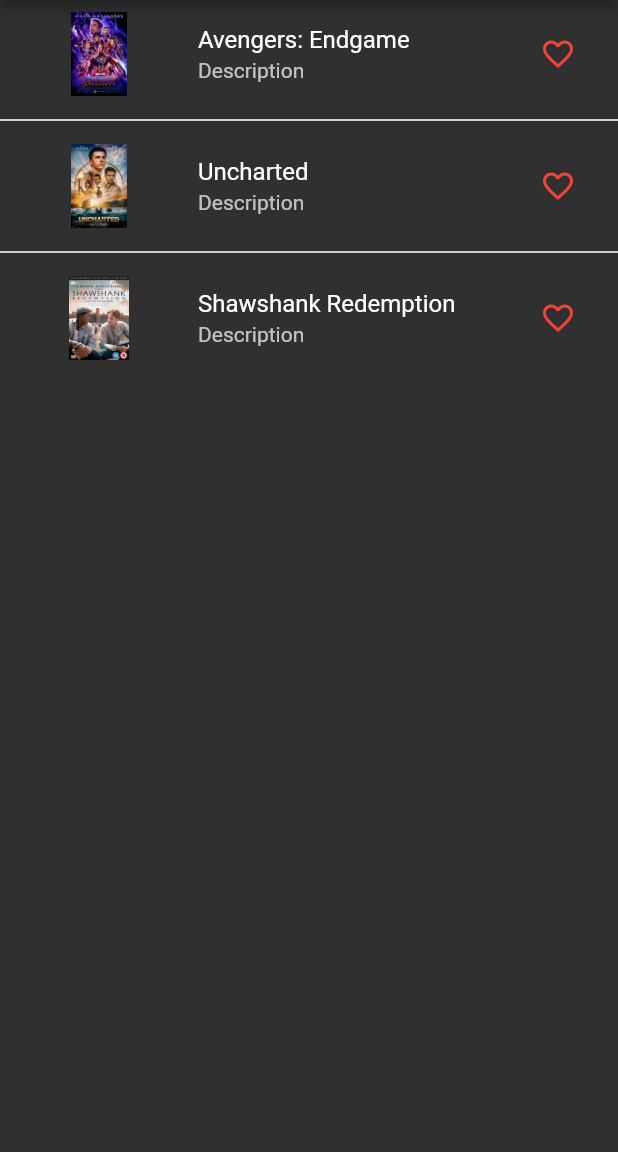
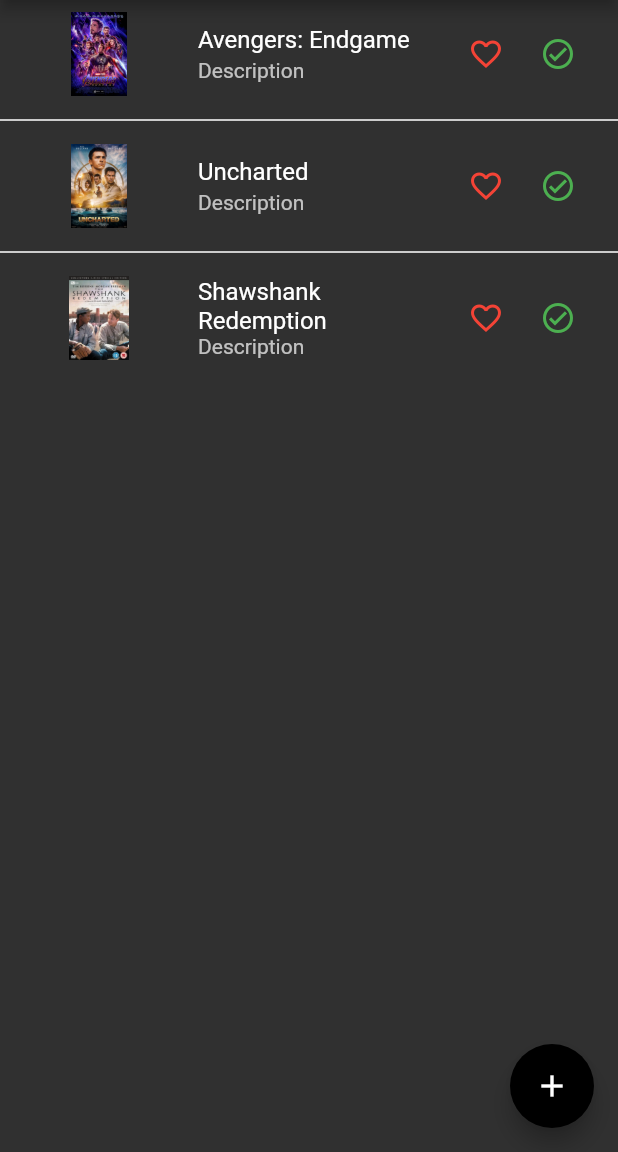
Before and after one commit to Umar-Waseem/Cine-Tracker, a Flutter app: the screen it shows after launch, on a phone screen of 412 x 824 dp, the part 84-1236 px from its top. Run offline on Flutter 3.47's test engine with Material 2 defaults, Android fonts, the phone set to English and light mode, and no system bars; Roboto replaces fonts that are missing (Hind).

Commit message:
add new movie screen

```diff
--- a/movie_app/lib/models/movie.dart
+++ b/movie_app/lib/models/movie.dart
@@ -4,6 +4,7 @@ class Movie {
   final String genre;
   final String image;
   final String year;
+  bool isWatched;
   bool isFav;
 
   Movie({
@@ -13,5 +14,6 @@ class Movie {
     required this.image,
     required this.isFav,
     required this.year,
+    required this.isWatched,
   });
 }
--- a/movie_app/lib/providers/all_movies_provider.dart
+++ b/movie_app/lib/providers/all_movies_provider.dart
@@ -12,6 +12,7 @@ class AllMoviesProvider extends ChangeNotifier {
       image: "assets/images/avengers.jpg",
       isFav: false,
       year: "2019",
+      isWatched: false,
     ),
     Movie(
       title: "Uncharted",
@@ -20,6 +21,7 @@ class AllMoviesProvider extends ChangeNotifier {
       image: "assets/images/uncharted.jpg",
       isFav: false,
       year: "2021",
+      isWatched: false,
     ),
     Movie(
       title: "Shawshank Redemption",
@@ -28,8 +30,14 @@ class AllMoviesProvider extends ChangeNotifier {
       image: "assets/images/shawshank.jpg",
       isFav: false,
       year: "1994",
+      isWatched: false,
     ),
   ];
+
+  // get by genre
+  List<Movie> getMoviesByGenre(String genre) {
+    return _allMovies.where((movie) => movie.genre == genre).toList();
+  }
 
   List<Movie> get allMovies {
     return _allMovies;
@@ -44,4 +52,14 @@ class AllMoviesProvider extends ChangeNotifier {
         )
         .toList();
   }
+
+  void addMovie(Movie movie) {
+    _allMovies.add(movie);
+    notifyListeners();
+  }
+
+  void removeMovie(Movie movie) {
+    _allMovies.remove(movie);
+    notifyListeners();
+  }
 }
--- a/movie_app/lib/providers/favorite_movie_provider.dart
+++ b/movie_app/lib/providers/favorite_movie_provider.dart
@@ -23,6 +23,11 @@ class FavoriteMovieProvider extends ChangeNotifier {
     return _favoriteMovies;
   }
 
+  // get by genre
+  List<Movie> getMoviesByGenre(String genre) {
+    return _favoriteMovies.where((movie) => movie.genre == genre).toList();
+  }
+
   void addMovie(Movie movie) {
     _favoriteMovies.add(movie);
     notifyListeners();
--- a/movie_app/lib/screens/all_movies_list_view_screen.dart
+++ b/movie_app/lib/screens/all_movies_list_view_screen.dart
@@ -3,6 +3,7 @@ import 'package:flutter/material.dart';
 import '../models/movie.dart';
 import '../providers/all_movies_provider.dart';
 import '../providers/favorite_movie_provider.dart';
+import '../providers/watched_movies_provider.dart';
 import 'movies_page_view_screen.dart';
 
 class AllMoviesListViewScreen extends StatelessWidget {
@@ -10,10 +11,12 @@ class AllMoviesListViewScreen extends StatelessWidget {
     Key? key,
     required this.allMoviesData,
     required this.favMoviesData,
+    required this.watchedMoviesData,
   }) : super(key: key);
 
   final AllMoviesProvider allMoviesData;
   final FavoriteMovieProvider favMoviesData;
+  final WatchedMoviesProvider watchedMoviesData;
 
   @override
   Widget build(BuildContext context) {
@@ -29,7 +32,28 @@ class AllMoviesListViewScreen extends StatelessWidget {
         itemCount: allMoviesData.allMoviePagesList.length,
         itemBuilder: (context, index) {
           Movie currentMovie = allMoviesData.allMovies[index];
-          return ListTile(
+          return Dismissible(
+            dismissThresholds: const {
+              DismissDirection.endToStart: 0.8,
+            },
+            direction: DismissDirection.endToStart,
+            background: Container(
+              padding: const EdgeInsets.all(20),
+              alignment: Alignment.centerRight,
+              color: Colors.red,
+              child: const Icon(
+                Icons.delete_outline_outlined,
+                color: Colors.white,
+              ),
+            ),
+            onDismissed: (direction) {
+              // on left direction
+              if (direction == DismissDirection.endToStart) {
+                allMoviesData.removeMovie(currentMovie);
+              }
+            },
+            key: UniqueKey(),
+            child: ListTile(
               leading: Hero(
                 tag: index,
                 child: Image.asset(
@@ -44,7 +68,10 @@ class AllMoviesListViewScreen extends StatelessWidget {
               subtitle: Text(
                 currentMovie.description,
               ),
-            trailing: IconButton(
+              trailing: Row(
+                mainAxisSize: MainAxisSize.min,
+                children: [
+                  IconButton(
                     onPressed: () {
                       favMoviesData.toggleFavorite(currentMovie);
                     },
@@ -54,6 +81,19 @@ class AllMoviesListViewScreen extends StatelessWidget {
                           : Icons.favorite_border,
                       color: Colors.red,
                     ),
+                  ),
+                  IconButton(
+                    onPressed: () {
+                      watchedMoviesData.toggleWatched(currentMovie);
+                    },
+                    icon: Icon(
+                      currentMovie.isWatched
+                          ? Icons.check_circle_rounded
+                          : Icons.check_circle_outlined,
+                      color: Colors.green,
+                    ),
+                  ),
+                ],
               ),
               onTap: () {
                 Navigator.of(context).push(
@@ -65,6 +105,7 @@ class AllMoviesListViewScreen extends StatelessWidget {
                   ),
                 );
               },
+            ),
           );
         },
       ),
--- a/movie_app/lib/screens/main_page.dart
+++ b/movie_app/lib/screens/main_page.dart
@@ -4,6 +4,7 @@ import 'package:provider/provider.dart';
 import '../providers/all_movies_provider.dart';
 import '../providers/favorite_movie_provider.dart';
 import '../providers/watched_movies_provider.dart';
+import 'add_movie_screen.dart';
 import 'all_movies_list_view_screen.dart';
 import 'fav_movies_list_view_screen.dart';
 import 'watched_movies_list_view_screen.dart';
@@ -23,7 +24,6 @@ class _MainPageState extends State<MainPage> {
     final favMoviesData = Provider.of<FavoriteMovieProvider>(context);
     final watchedMoviesData = Provider.of<WatchedMoviesProvider>(context);
     return Scaffold(
-
       backgroundColor: Colors.black,
       body: PageView(
         scrollDirection: Axis.horizontal,
@@ -34,6 +34,7 @@ class _MainPageState extends State<MainPage> {
             favMoviesData: favMoviesData,
           ),
           AllMoviesListViewScreen(
+            watchedMoviesData: watchedMoviesData,
             allMoviesData: allMoviesData,
             favMoviesData: favMoviesData,
           ),
@@ -42,6 +43,16 @@ class _MainPageState extends State<MainPage> {
           ),
         ],
       ),
+      floatingActionButton: FloatingActionButton(
+        onPressed: () {
+          Navigator.of(context).push(
+            MaterialPageRoute(
+              builder: (context) => const AddMovieScreen(),
+            ),
+          );
+        },
+        child: const Icon(Icons.add, color: Colors.white),
+      ),
     );
   }
 }
```
Also changed, not shown: movie_app/lib/main.dart (+0 -12 lines), movie_app/lib/providers/watched_movies_provider.dart (+16 -0 lines), movie_app/lib/screens/add_movie_screen.dart (added, +109 -0 lines), movie_app/lib/screens/fav_movies_list_view_screen.dart (+17 -1 lines), movie_app/lib/screens/watched_movies_list_view_screen.dart (+17 -1 lines). Lines whose indentation alone changed are shown as unchanged.
